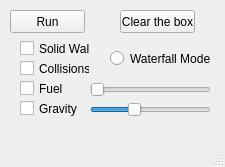
The window that controlwindow.ui (mcromb/ParticleBox) describes before a commit, drawn with Qt 5.
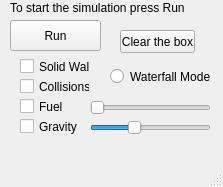
The same window after the commit.

Diff of the .ui file:
```diff
--- a/controlwindow.ui
+++ b/controlwindow.ui
@@ -2,12 +2,15 @@
 <ui version="4.0">
  <class>ControlWindow</class>
  <widget class="QMainWindow" name="ControlWindow">
+  <property name="enabled">
+   <bool>true</bool>
+  </property>
   <property name="geometry">
    <rect>
     <x>0</x>
     <y>0</y>
-    <width>225</width>
-    <height>167</height>
+    <width>223</width>
+    <height>187</height>
    </rect>
   </property>
   <property name="windowTitle">
@@ -18,9 +21,9 @@
     <property name="geometry">
      <rect>
       <x>10</x>
-      <y>10</y>
-      <width>75</width>
-      <height>23</height>
+      <y>20</y>
+      <width>91</width>
+      <height>31</height>
      </rect>
     </property>
     <property name="text">
@@ -28,10 +31,13 @@
     </property>
    </widget>
    <widget class="QCheckBox" name="WallsCB">
+    <property name="enabled">
+     <bool>true</bool>
+    </property>
     <property name="geometry">
      <rect>
       <x>20</x>
-      <y>40</y>
+      <y>58</y>
       <width>70</width>
       <height>17</height>
      </rect>
@@ -41,10 +47,13 @@
     </property>
    </widget>
    <widget class="QCheckBox" name="GravityCB">
+    <property name="enabled">
+     <bool>true</bool>
+    </property>
     <property name="geometry">
      <rect>
       <x>20</x>
-      <y>100</y>
+      <y>118</y>
       <width>70</width>
       <height>17</height>
      </rect>
@@ -54,10 +63,13 @@
     </property>
    </widget>
    <widget class="QCheckBox" name="FuelCB">
+    <property name="enabled">
+     <bool>true</bool>
+    </property>
     <property name="geometry">
      <rect>
       <x>20</x>
-      <y>80</y>
+      <y>98</y>
       <width>61</width>
       <height>17</height>
      </rect>
@@ -67,10 +79,13 @@
     </property>
    </widget>
    <widget class="QSlider" name="gravSlider">
+    <property name="enabled">
+     <bool>true</bool>
+    </property>
     <property name="geometry">
      <rect>
       <x>90</x>
-      <y>100</y>
+      <y>118</y>
       <width>121</width>
       <height>19</height>
      </rect>
@@ -86,10 +101,13 @@
     </property>
    </widget>
    <widget class="QCheckBox" name="CollisionsCB">
+    <property name="enabled">
+     <bool>true</bool>
+    </property>
     <property name="geometry">
      <rect>
       <x>20</x>
-      <y>60</y>
+      <y>78</y>
       <width>70</width>
       <height>17</height>
      </rect>
@@ -99,10 +117,13 @@
     </property>
    </widget>
    <widget class="QSlider" name="fuelSlider">
+    <property name="enabled">
+     <bool>true</bool>
+    </property>
     <property name="geometry">
      <rect>
       <x>90</x>
-      <y>80</y>
+      <y>98</y>
       <width>121</width>
       <height>20</height>
      </rect>
@@ -121,10 +142,13 @@
     </property>
    </widget>
    <widget class="QRadioButton" name="waterfallMode">
+    <property name="enabled">
+     <bool>true</bool>
+    </property>
     <property name="geometry">
      <rect>
       <x>110</x>
-      <y>50</y>
+      <y>68</y>
       <width>101</width>
       <height>17</height>
      </rect>
@@ -134,10 +158,13 @@
     </property>
    </widget>
    <widget class="QPushButton" name="ClearB">
+    <property name="enabled">
+     <bool>true</bool>
+    </property>
     <property name="geometry">
      <rect>
       <x>120</x>
-      <y>10</y>
+      <y>30</y>
       <width>75</width>
       <height>23</height>
      </rect>
@@ -146,6 +173,19 @@
      <string>Clear the box</string>
     </property>
    </widget>
+   <widget class="QLabel" name="label">
+    <property name="geometry">
+     <rect>
+      <x>10</x>
+      <y>0</y>
+      <width>181</width>
+      <height>16</height>
+     </rect>
+    </property>
+    <property name="text">
+     <string>To start the simulation press Run</string>
+    </property>
+   </widget>
   </widget>
   <widget class="QMenuBar" name="menubar">
    <property name="geometry">
```
Left out of the diff: 18 changed lines with no effect on the pictures.
